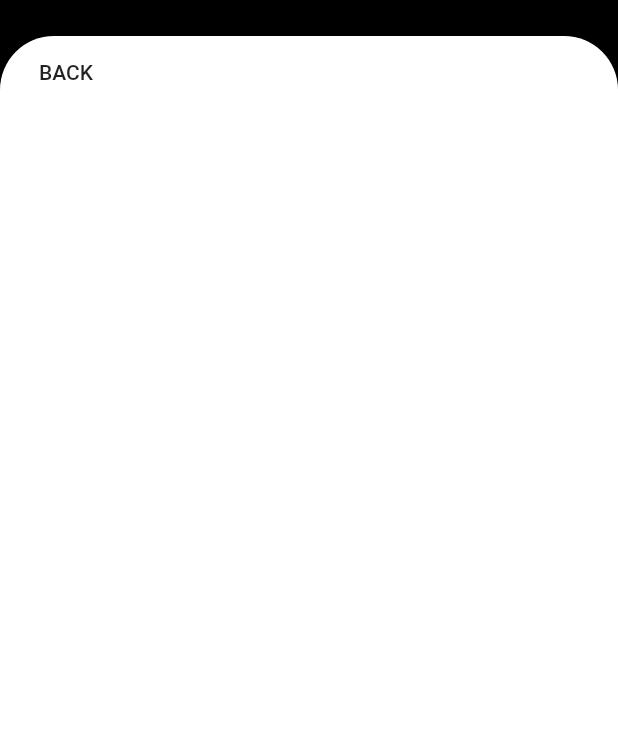
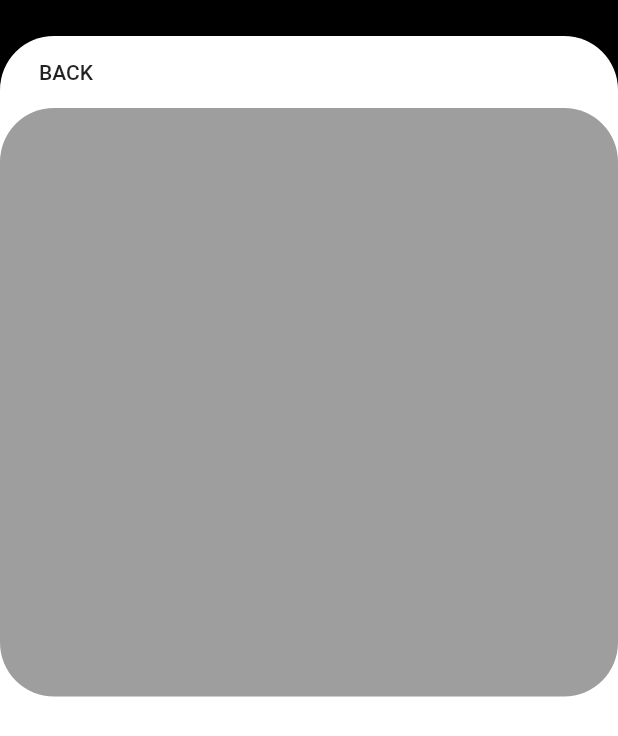
Before and after one commit to JAICHANGPARK/flutter_notebook_8th_story, a Flutter app: the MedicalDetailPage screen opened directly, on a phone screen of 412 x 824 dp. Shown: the top 736 px of the screen. Run offline on Flutter 3.47's test engine with Material 2 defaults, Android fonts, the phone set to English and light mode, and no system bars; our stand-ins replace google_fonts.

Commit message:
Update medical_detail_page.dart

```diff
--- a/lib/ep557_medical_app/medical_detail_page.dart
+++ b/lib/ep557_medical_app/medical_detail_page.dart
@@ -28,6 +28,13 @@ class MedicalDetailPage extends StatelessWidget {
                           Navigator.of(context).pop();
                         },
                         child: Text("BACK")),
+                    Container(
+                      height: MediaQuery.of(context).size.height / 2.1,
+                      decoration: BoxDecoration(
+                        color: Colors.grey,
+                        borderRadius: BorderRadius.circular(36)
+                      ),
+                    )
                   ],
                 ),
               ),
```
